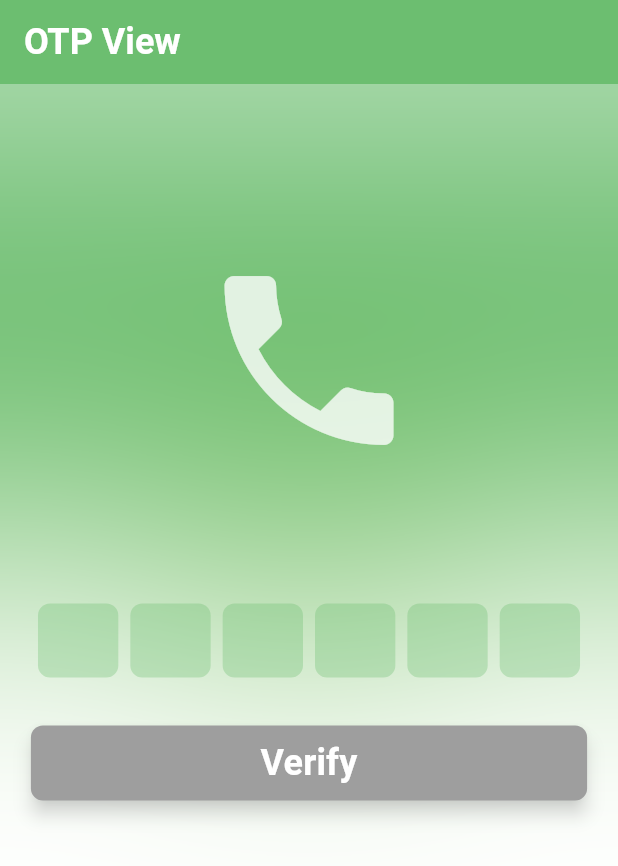
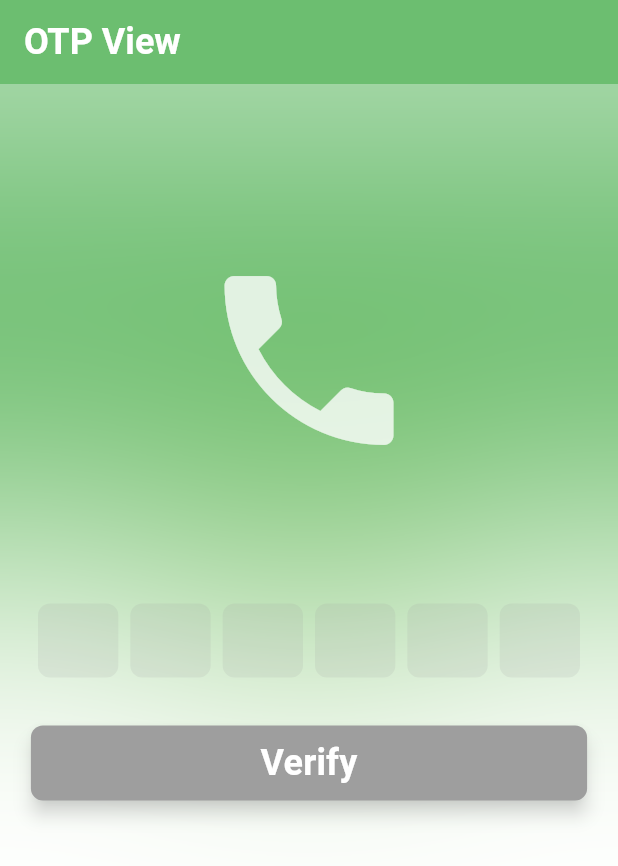
Before and after one commit to BaselHegazi226/auth_app, a Flutter app: the OtpView screen opened by its route, on a phone screen of 412 x 824 dp. Shown: the top 866 px of the screen. Run offline on Flutter 3.47's test engine with Material 3 defaults, Android fonts, the phone set to English and light mode, and no system bars; drawn by our look-alikes of pinput; our stand-ins replace awesome_dialog, bloc, cached_network_image, dartz, firebase_auth, firebase_core and 7 more; missing offline and left inert: flutter_facebook_auth; accounts and stored records are empty; network calls fail; Roboto replaces fonts that are missing (cairo).

Commit message:
change the color of BoxDecoration from (color: kOtpLeftColor.withAlpha(80),) to (color: Colors.grey.withAlpha(40),)

```diff
--- a/lib/core/helper/pin_themes.dart
+++ b/lib/core/helper/pin_themes.dart
@@ -1,4 +1,3 @@
-import 'package:auth_with_firebase_application/core/helper/const_variables.dart';
 import 'package:dartz/dartz.dart';
 import 'package:flutter/material.dart';
 import 'package:pinput/pinput.dart';
@@ -28,7 +27,7 @@ class PinThemesPinPutOtpClass {
         fontFamily: 'ubuntuCondensed',
       ),
       decoration: BoxDecoration(
-        color: kOtpLeftColor.withAlpha(80),
+        color: Colors.grey.withAlpha(40),
         border: Border.all(
           width: 2,
           color: borderColor,
```
